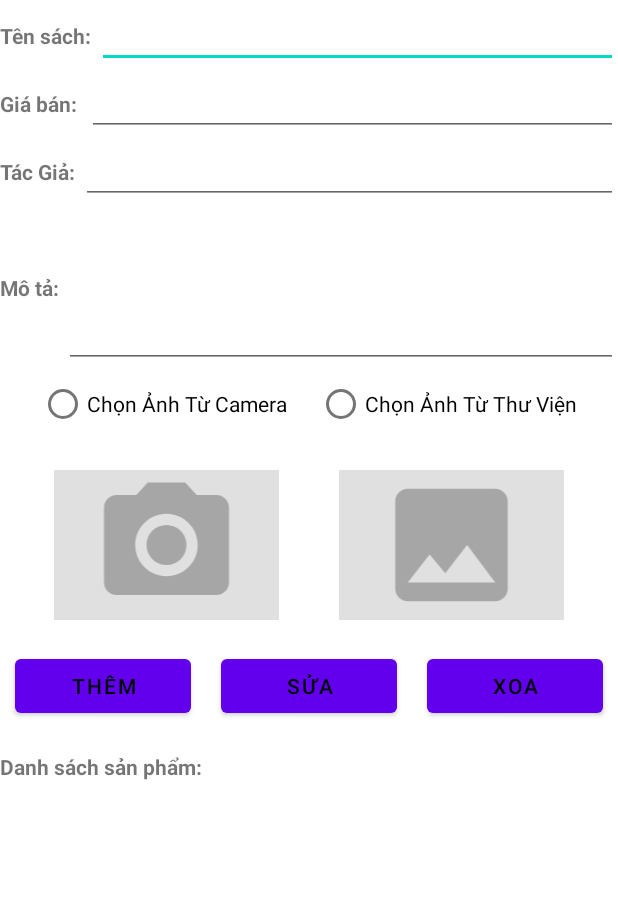
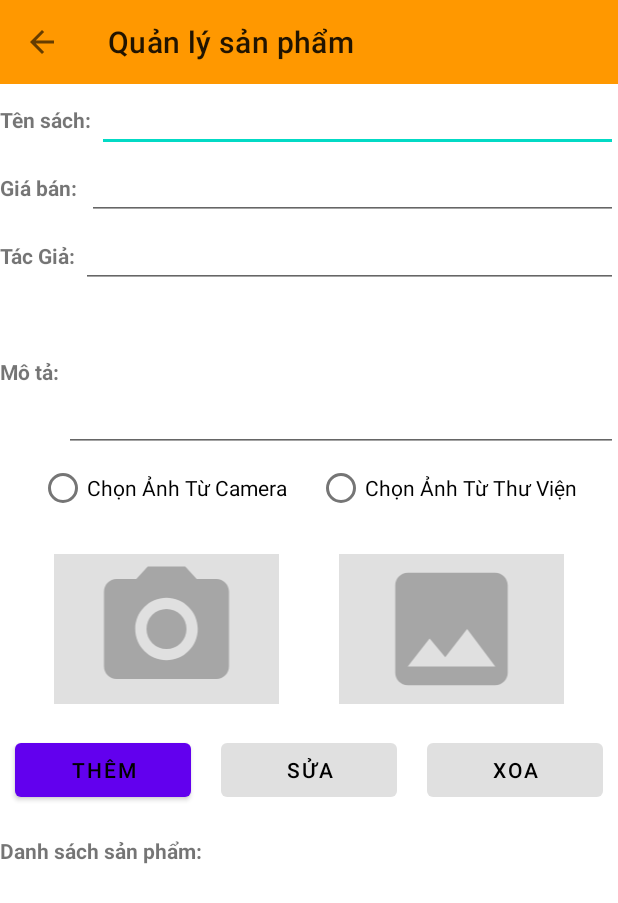
Before and after one commit to hatmitliti/Selling-book-store, an Android app: the Thu_kho_tong_hop screen opened directly, with no data from a screen before it, on a phone screen of 412 x 824 dp. Shown: the top 903 px of the screen. Run offline under Robolectric (Android 15) with nearby library versions, the phone set to English and light mode, and no system bars; our stand-ins replace Firebase (no records; nobody signed in at launch, a user with empty details on screens opened directly), Picasso.

Commit message:
fix thu kho

```diff
--- a/app/src/main/java/com/example/book/ThuKho/TKQuanLiSanPham/ProductAdapter.java
+++ b/app/src/main/java/com/example/book/ThuKho/TKQuanLiSanPham/ProductAdapter.java
@@ -63,7 +63,7 @@ public class ProductAdapter extends BaseAdapter {
         viewHolder.tvGiaSP.setText(data.get(i).getGiaTien() + "VNĐ");
         viewHolder.tvTacGia.setText(data.get(i).getAuthor());
         viewHolder.tvTheLoai.setText(data.get(i).getCategory());
-        viewHolder.tvMoTa.setText(data.get(i).getDescription());
+        viewHolder.tvMoTa.setText(data.get(i).getDescription().substring(0, 100));
         Picasso.get().load(data.get(i).getHinhAnh()).into(viewHolder.imgAnhSP);
         return view;
     }
--- a/app/src/main/java/com/example/book/ThuKho/Thu_kho_tong_hop.java
+++ b/app/src/main/java/com/example/book/ThuKho/Thu_kho_tong_hop.java
@@ -34,6 +34,7 @@ import androidx.annotation.NonNull;
 import androidx.annotation.Nullable;
 import androidx.appcompat.app.AlertDialog;
 import androidx.appcompat.app.AppCompatActivity;
+import androidx.appcompat.widget.Toolbar;
 
 import com.example.book.R;
 import com.example.book.ThuKho.TKQuanLiSanPham.Category;
@@ -89,8 +90,26 @@ public class Thu_kho_tong_hop extends AppCompatActivity {
         setContentView(R.layout.thu_kho_tong_hop);
 
 
+        // toolbarr
+        Toolbar toolbar = findViewById(R.id.toobar);
+        setSupportActionBar(toolbar);
+        getSupportActionBar().setDisplayHomeAsUpEnabled(true);
+        getSupportActionBar().setHomeAsUpIndicator(R.drawable.ic_baseline_arrow_back_24);
+        toolbar.setNavigationOnClickListener(new View.OnClickListener() {
+            @Override
+            public void onClick(View v) {
+                onBackPressed();
+            }
+        });
+
         setControll();
         setEvent();
+
+        btnSua.setEnabled(false);
+        btnThem.setEnabled(true);
+        btnXoa.setEnabled(false);
+
+
     }
 
     private void setEvent() {
@@ -98,7 +117,7 @@ public class Thu_kho_tong_hop extends AppCompatActivity {
         dataProduct = FirebaseDatabase.getInstance().getReference();
         // đổ dữ liệu cho spinner
         ArrayList<String> Categories = new ArrayList<>();
-        ArrayAdapter<String> adapterCategory = new ArrayAdapter<String>(this, android.R.layout.simple_spinner_item,Categories);
+        ArrayAdapter<String> adapterCategory = new ArrayAdapter<String>(this, android.R.layout.simple_spinner_item, Categories);
         adapterCategory.setDropDownViewResource(android.R.layout.select_dialog_singlechoice);
         spnTheLoai.setAdapter(adapterCategory);
         dataProduct.child("categorys").addChildEventListener(new ChildEventListener() {
@@ -115,7 +134,7 @@ public class Thu_kho_tong_hop extends AppCompatActivity {
                 String key = snapshot.getKey();
                 int index = mKeyCategory.indexOf(key);
                 // thay đổi dữ liệu trong gridview giống với dữ liệu trên firebase
-                Categories.set(index,snapshot.getValue(Category.class).getName());
+                Categories.set(index, snapshot.getValue(Category.class).getName());
                 adapterCategory.notifyDataSetChanged();
             }
 
@@ -155,12 +174,6 @@ public class Thu_kho_tong_hop extends AppCompatActivity {
         FirebaseStorage storage = FirebaseStorage.getInstance("gs://selling-books-ba602.appspot.com/");
         // Create a storage reference from our app
         StorageReference storageRef = storage.getReference();
-
-        /*
-         *
-         *
-         * */
-
         /**
          *
          *
@@ -194,7 +207,7 @@ public class Thu_kho_tong_hop extends AppCompatActivity {
                 } else if (productCLick.getCategory().equals("Tiểu Thuyết")) {
                     spnTheLoai.setSelection(5);
                 }
-                Toast.makeText(context,productCLick.getCategory()+"" , Toast.LENGTH_SHORT).show();
+                Toast.makeText(context, productCLick.getCategory() + "", Toast.LENGTH_SHORT).show();
                 Picasso.get().load(productCLick.getHinhAnh().toString()).into(IMGThuVien);
                 Picasso.get().load(productCLick.getHinhAnh().toString()).into(ImgCamera);
                 Set set = idProducts.keySet();
@@ -213,6 +226,12 @@ public class Thu_kho_tong_hop extends AppCompatActivity {
                     IMGThuVien.setBackground(getDrawable(R.drawable.backgroundimage));
 
                 }
+
+
+                btnSua.setEnabled(true);
+                btnThem.setEnabled(false);
+                btnXoa.setEnabled(true);
+
 
             }
         });
@@ -363,7 +382,7 @@ public class Thu_kho_tong_hop extends AppCompatActivity {
                                         result.addOnSuccessListener(new OnSuccessListener<Uri>() {
                                             @Override
                                             public void onSuccess(Uri uri) {
-                                                String idProduct = "s" +( mKey.size()+1);
+                                                String idProduct = "s" + (mKey.size() + 1);
                                                 String tenSP = edtTenSP.getText().toString();
                                                 int giaSP = Integer.parseInt(edtGiaSP.getText().toString());
                                                 String theLoai = spnTheLoai.getSelectedItem().toString();
@@ -412,7 +431,7 @@ public class Thu_kho_tong_hop extends AppCompatActivity {
                                         result.addOnSuccessListener(new OnSuccessListener<Uri>() {
                                             @Override
                                             public void onSuccess(Uri uri) {
-                                                String idProduct = "s" +( mKey.size()+1);
+                                                String idProduct = "s" + (mKey.size() + 1);
                                                 String tenSP = edtTenSP.getText().toString();
                                                 int giaSP = Integer.parseInt(edtGiaSP.getText().toString());
                                                 String theLoai = spnTheLoai.getSelectedItem().toString();
@@ -451,8 +470,13 @@ public class Thu_kho_tong_hop extends AppCompatActivity {
                                 StorageReference desertRef = storageRef.child("ImagesProducts/" + productCLick.getTenHinhAnh());
                                 desertRef.delete();
                                 setTextEmpty();
+
+                                btnSua.setEnabled(false);
+                                btnThem.setEnabled(true);
+                                btnXoa.setEnabled(false);
                             }
                         }).setNegativeButton("Không", null).show();
+
             }
         });
 
@@ -510,11 +534,17 @@ public class Thu_kho_tong_hop extends AppCompatActivity {
                                             StorageReference desertRef = storageRef.child("ImagesProducts/" + productCLick.getTenHinhAnh());
                                             desertRef.delete();
                                             HashMap hashMap = new HashMap();
-                                            hashMap.put(idProduct,pd);
+                                            hashMap.put(idProduct, pd);
                                             dataProduct.child("products").updateChildren(hashMap).addOnSuccessListener(new OnSuccessListener() {
                                                 @Override
                                                 public void onSuccess(Object o) {
                                                     Toast.makeText(context, "Sửa Sản Phẩm Thành Công", Toast.LENGTH_SHORT).show();
+
+
+                                                    btnSua.setEnabled(false);
+                                                    btnThem.setEnabled(true);
+                                                    btnXoa.setEnabled(false);
+
                                                 }
                                             });
                                             setTextEmpty();
@@ -566,7 +596,7 @@ public class Thu_kho_tong_hop extends AppCompatActivity {
                                             StorageReference desertRef = storageRef.child("ImagesProducts/" + productCLick.getTenHinhAnh());
                                             desertRef.delete();
                                             HashMap hashMap = new HashMap();
-                                            hashMap.put(idProduct,pd);
+                                            hashMap.put(idProduct, pd);
                                             dataProduct.child("products").updateChildren(hashMap).addOnSuccessListener(new OnSuccessListener() {
                                                 @Override
                                                 public void onSuccess(Object o) {
@@ -580,8 +610,7 @@ public class Thu_kho_tong_hop extends AppCompatActivity {
                             }
                         }
                     });
-                }
-                else {
+                } else {
                     String tenSP = edtTenSP.getText().toString();
                     int giaSP = Integer.parseInt(edtGiaSP.getText().toString());
                     String theLoai = spnTheLoai.getSelectedItem().toString();
@@ -591,7 +620,7 @@ public class Thu_kho_tong_hop extends AppCompatActivity {
                     //tạo đối tượng Product và thêm đối tượng vào firsebase
                     Product pd = new Product(imageURL, productCLick.getTenHinhAnh(), productCLick.getId(), tenSP, giaSP, theLoai, 0, 0, 0, moTa, tacGia);
                     HashMap hashMap = new HashMap();
-                    hashMap.put(idProduct,pd);
+                    hashMap.put(idProduct, pd);
                     dataProduct.child("products").updateChildren(hashMap).addOnSuccessListener(new OnSuccessListener() {
                         @Override
                         public void onSuccess(Object o) {
--- a/app/src/main/res/layout/thu_kho_tong_hop.xml
+++ b/app/src/main/res/layout/thu_kho_tong_hop.xml
@@ -1,8 +1,25 @@
 <?xml version="1.0" encoding="utf-8"?>
 <LinearLayout xmlns:android="http://schemas.android.com/apk/res/android"
+    xmlns:app="http://schemas.android.com/apk/res-auto"
     xmlns:tools="http://schemas.android.com/tools"
     android:layout_width="match_parent"
     android:layout_height="match_parent"
+    android:orientation="vertical">
+
+    <androidx.appcompat.widget.Toolbar
+        android:id="@+id/toobar"
+        android:layout_width="match_parent"
+        android:layout_height="?attr/actionBarSize"
+        android:background="#FF9800"
+        app:layout_constraintEnd_toEndOf="parent"
+        app:layout_constraintStart_toStartOf="parent"
+        app:layout_constraintTop_toTopOf="parent"
+        app:title="Quản lý sản phẩm" />
+
+
+    <LinearLayout
+        android:layout_width="match_parent"
+        android:layout_height="wrap_content"
         android:orientation="vertical">
 
         <LinearLayout
@@ -83,67 +100,72 @@
             android:layout_width="match_parent"
             android:layout_height="wrap_content"
             android:orientation="vertical">
+
             <Spinner
-            android:layout_marginRight="10dp"
-            android:layout_marginLeft="10dp"
                 android:id="@+id/TKTHspinnerLoaiSach"
                 android:layout_width="match_parent"
                 android:layout_height="wrap_content"
+                android:layout_marginLeft="10dp"
+                android:layout_marginRight="10dp"
+                android:background="@drawable/vien1"
                 android:entries="@array/loaisach"
-            tools:ignore="TouchTargetSizeCheck"
-            android:background="@drawable/vien1"/>
+                tools:ignore="TouchTargetSizeCheck" />
 
             <LinearLayout
                 android:layout_width="wrap_content"
                 android:layout_height="wrap_content"
                 android:layout_gravity="center">
+
                 <RadioGroup
                     android:id="@+id/TKTHrdbGroup"
                     android:layout_width="match_parent"
                     android:layout_height="wrap_content"
-                android:orientation="horizontal"
-                >
+                    android:orientation="horizontal">
+
                     <RadioButton
                         android:id="@+id/TKTHrdbChonAnhTuCamera"
                         android:layout_width="wrap_content"
                         android:layout_height="wrap_content"
-                    android:text="Chọn Ảnh Từ Camera"
-                    android:layout_marginRight="10dp"/>
+                        android:layout_marginRight="10dp"
+                        android:text="Chọn Ảnh Từ Camera" />
+
                     <RadioButton
                         android:id="@+id/TKTHrdbChonAnhTuThuVien"
                         android:layout_width="wrap_content"
                         android:layout_height="wrap_content"
-                    android:text="Chọn Ảnh Từ Thư Viện"
-                    android:layout_marginLeft="10dp"/>
+                        android:layout_marginLeft="10dp"
+                        android:text="Chọn Ảnh Từ Thư Viện" />
 
                 </RadioGroup>
             </LinearLayout>
+
             <LinearLayout
                 android:layout_width="match_parent"
                 android:layout_height="wrap_content"
-            android:orientation="horizontal"
-            android:gravity="center">
+                android:gravity="center"
+                android:orientation="horizontal">
+
                 <ImageView
                     android:id="@+id/TKTHImageViewCameraAnhSanPhamCanThem"
-                android:src="@drawable/ic_baseline_camera_alt_24"
+                    android:layout_width="150dp"
+                    android:layout_height="100dp"
+                    android:layout_gravity="center"
+                    android:layout_marginTop="20dp"
+                    android:layout_marginRight="20dp"
+                    android:layout_marginBottom="20dp"
+                    android:background="@color/common_google_signin_btn_text_dark_disabled"
+                    android:src="@drawable/ic_baseline_camera_alt_24" />
+
+                <ImageView
+                    android:id="@+id/TKTHImageViewChonAnhSanPhamCanThem"
+                    android:layout_width="150dp"
+                    android:layout_height="100dp"
+                    android:layout_gravity="center"
+                    android:layout_marginLeft="20dp"
                     android:layout_marginTop="20dp"
                     android:layout_marginBottom="20dp"
-                android:layout_gravity="center"
-                android:layout_width="150dp"
-                android:layout_height="100dp"
-                android:layout_marginRight="20dp"
                     android:background="@color/common_google_signin_btn_text_dark_disabled"
-                />
-            <ImageView
-                android:id="@+id/TKTHImageViewChonAnhSanPhamCanThem"
-                android:src="@drawable/ic_baseline_image_24"
-                android:layout_marginTop="20dp"
-                android:layout_marginBottom="20dp"
-                android:layout_gravity="center"
-                android:layout_width="150dp"
-                android:layout_height="100dp"
-                android:layout_marginLeft="20dp"
-                android:background="@color/common_google_signin_btn_text_dark_disabled"/>
+                    android:src="@drawable/ic_baseline_image_24" />
             </LinearLayout>
 
 
@@ -153,36 +175,36 @@
             android:layout_width="match_parent"
             android:layout_height="wrap_content"
             android:gravity="center"
-        android:orientation="horizontal"
-        >
+            android:orientation="horizontal">
 
             <Button
                 android:id="@+id/btnTKTHThem"
-            android:layout_marginRight="10dp"
-            android:layout_marginLeft="10dp"
                 android:layout_width="wrap_content"
                 android:layout_height="wrap_content"
+                android:layout_marginLeft="10dp"
+                android:layout_marginRight="10dp"
+                android:layout_weight="1"
                 android:text="Thêm"
-            android:layout_weight="1"
                 android:textColor="@color/black" />
 
             <Button
                 android:id="@+id/btnTKTHSua"
-            android:layout_marginRight="10dp"
-            android:layout_marginLeft="10dp"
                 android:layout_width="wrap_content"
                 android:layout_height="wrap_content"
+                android:layout_marginLeft="10dp"
+                android:layout_marginRight="10dp"
+                android:layout_weight="1"
                 android:text="Sửa"
-            android:layout_weight="1"
                 android:textColor="@color/black" />
+
             <Button
                 android:id="@+id/btnTKTHXoa"
-            android:layout_marginRight="10dp"
-            android:layout_marginLeft="10dp"
                 android:layout_width="wrap_content"
                 android:layout_height="wrap_content"
+                android:layout_marginLeft="10dp"
+                android:layout_marginRight="10dp"
+                android:layout_weight="1"
                 android:text="Xoa"
-            android:layout_weight="1"
                 android:textColor="@color/black" />
         </LinearLayout>
 
@@ -197,7 +219,8 @@
         <ListView
             android:id="@+id/TKTH_lisviewProducts"
             android:layout_width="match_parent"
-        android:layout_height="fill_parent" />
+            android:layout_height="wrap_content" />
+    </LinearLayout>
 
 
 </LinearLayout>
```
Also changed, not shown: app/src/main/java/com/example/book/ThuKho/Thu_kho_hang_ton.java (+12 -0 lines), app/src/main/java/com/example/book/ThuKho/Thu_kho_loai_sach.java (+16 -0 lines), app/src/main/java/com/example/book/ThuKho/Thu_kho_nhap_hang.java (+15 -0 lines), app/src/main/java/com/example/book/ThuKho/Thu_kho_xem_lai.java (+16 -0 lines), app/src/main/java/com/example/book/ThuKho/Thu_kho_xuat_hang.java (+18 -0 lines), app/src/main/res/layout/thu_kho_hang_ton.xml (+10 -1 lines), app/src/main/res/layout/thu_kho_hang_ton_item.xml (+4 -3 lines), app/src/main/res/layout/thu_kho_loai_sach.xml (+10 -1 lines), app/src/main/res/layout/thu_kho_main.xml (+22 -12 lines), app/src/main/res/layout/thu_kho_nhap_hang.xml (+10 -1 lines), app/src/main/res/layout/thu_kho_xem_lai.xml (+10 -1 lines), app/src/main/res/layout/thu_kho_xuat_hang.xml (+10 -1 lines). Lines whose indentation alone changed are shown as unchanged.
